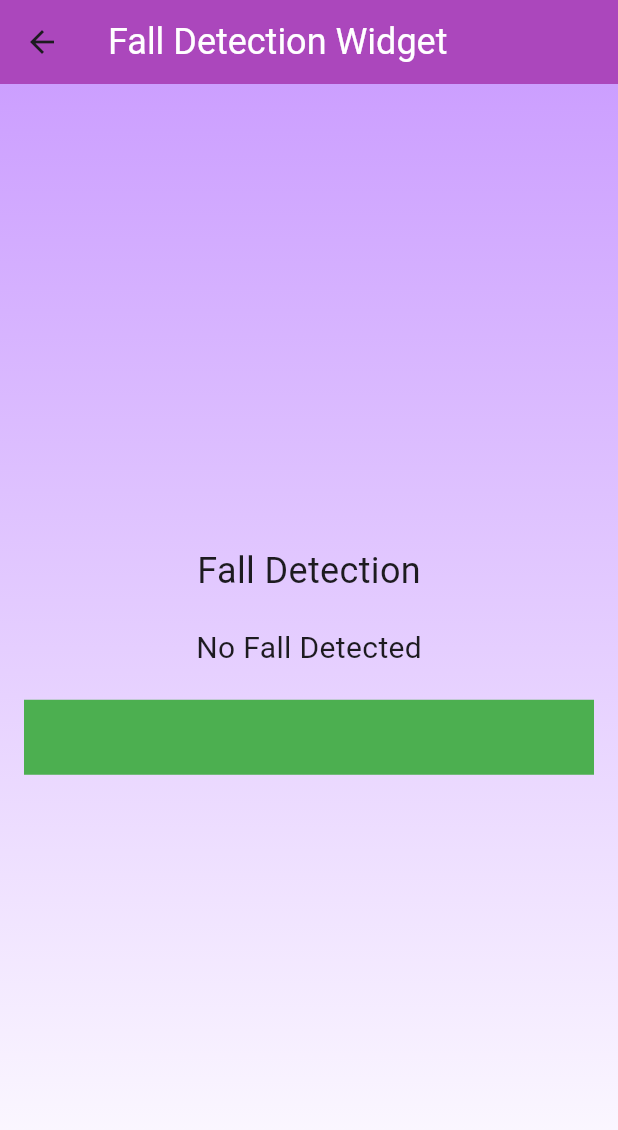
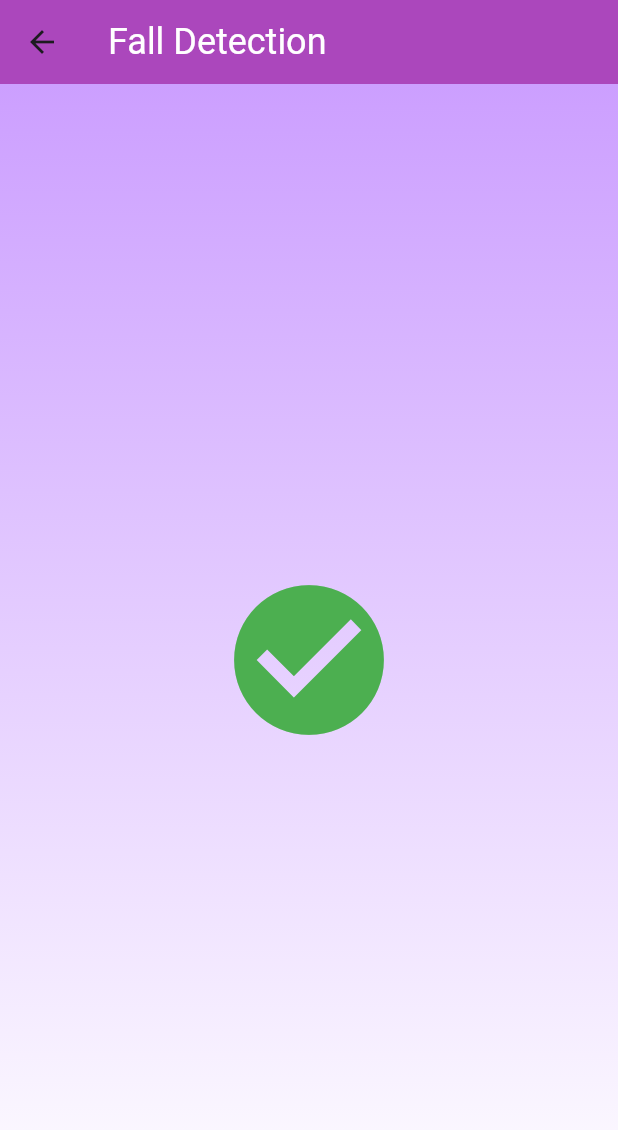
Before and after one commit to lopezpablo21/MET-06, a Flutter app: the FallSensorScreen screen opened directly, on a phone screen of 412 x 824 dp. Shown: the top 1130 px of the screen. Run offline on Flutter 3.47's test engine with Material 3 defaults, Android fonts, the phone set to English and light mode, and no system bars; our stand-ins replace firebase_auth, firebase_core, firebase_database; accounts and stored records are empty.

Commit message:
Diseño final.

```diff
--- a/final_app_group3_V2/lib/Screens/fall_screen.dart
+++ b/final_app_group3_V2/lib/Screens/fall_screen.dart
@@ -23,13 +23,13 @@ class _FallSensorScreenState extends State<FallSensorScreen> {
 
   @override
   Widget build(BuildContext context) {
-    Color color = _fallDetected ? Colors.red : Colors.green;
     return Scaffold(
       appBar: AppBar(
-        title: Text('Fall Detection Widget', style: TextStyle(fontSize: 24, color: Colors.white)), // Ajustar color del texto del título
-        backgroundColor: Colors.purple[400], // Ajustar color del fondo del AppBar
+        title: Text('Fall Detection', style: TextStyle(fontSize: 24, color: Colors.white)),
+        backgroundColor: Colors.purple[400],
       ),
       body: Stack(
+        fit: StackFit.expand,
         children: [
           // Fondo difuminado lila
           Container(
@@ -44,29 +44,42 @@ class _FallSensorScreenState extends State<FallSensorScreen> {
               ),
             ),
           ),
-          Padding(
+          Center(
+            child: Padding(
               padding: const EdgeInsets.all(16.0),
               child: Column(
                 mainAxisAlignment: MainAxisAlignment.center,
                 children: [
-                Text('Fall Detection', style: TextStyle(fontSize: 24)),
-                SizedBox(height: 20),
                   _fallDetected
-                    ? Text('¡FALL DETECTED!', style: TextStyle(fontSize: 20, color: Colors.red))
-                    : Text('No Fall Detected', style: TextStyle(fontSize: 20)),
+                      ? Column(
+                    mainAxisAlignment: MainAxisAlignment.center,
+                    children: [
+                      Icon(
+                        Icons.warning,
+                        size: 160,
+                        color: Colors.red,
+                      ),
                       SizedBox(height: 20),
                       Container(
-                  width: double.infinity,
+                        width: MediaQuery.of(context).size.width * 0.8,
                         height: 50,
-                  color: color,
+                        color: Colors.red,
                         child: Center(
                           child: Text(
-                      '', // Reemplazar con el contenido de texto real
+                            'FALL DETECTED!',
                             style: TextStyle(fontSize: 20, color: Colors.white),
                           ),
                         ),
                       ),
                     ],
+                  )
+                      : Icon(
+                    Icons.check_circle,
+                    size: 120,
+                    color: Colors.green,
+                  ),
+                ],
+              ),
             ),
           ),
         ],
--- a/final_app_group3_V2/lib/main.dart
+++ b/final_app_group3_V2/lib/main.dart
@@ -44,7 +44,7 @@ class HomeScreen extends StatefulWidget {
 
 class _HomeScreenState extends State<HomeScreen> {
   int _selectedIndex = 0;
-  Widget _currentScreen = FaucetScreen();
+  Widget _currentScreen = StatusScreen();
   String _currentTitle = 'PrimeCare';
   bool _isSpecialScreen = false;
   final DatabaseReference _modeValRef = FirebaseDatabase.instance.ref('board/modeval');
```
Also changed, not shown: final_app_group3_V2/lib/Screens/settings_screen.dart (+10 -4 lines), final_app_group3_V2/lib/Screens/login_screen.dart (line endings or trailing spaces). Lines whose indentation alone changed are shown as unchanged.
